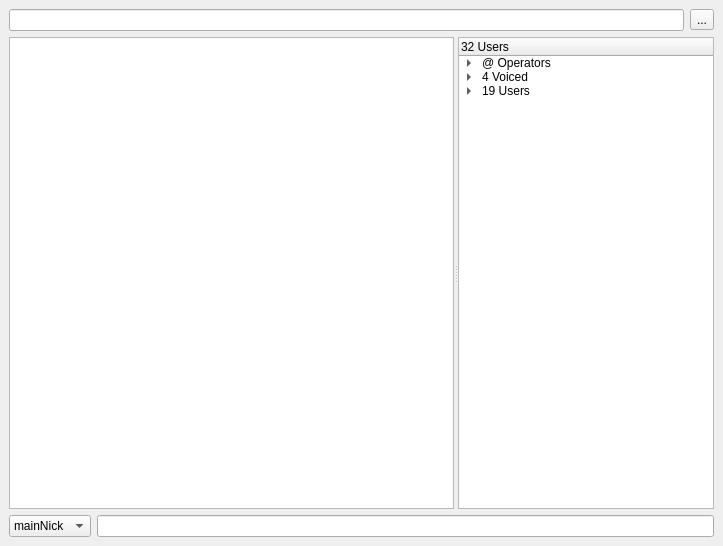
This is gui/channelwidget.ui in quassel/quassel as Qt 5 draws it before an edit. The edited form follows.
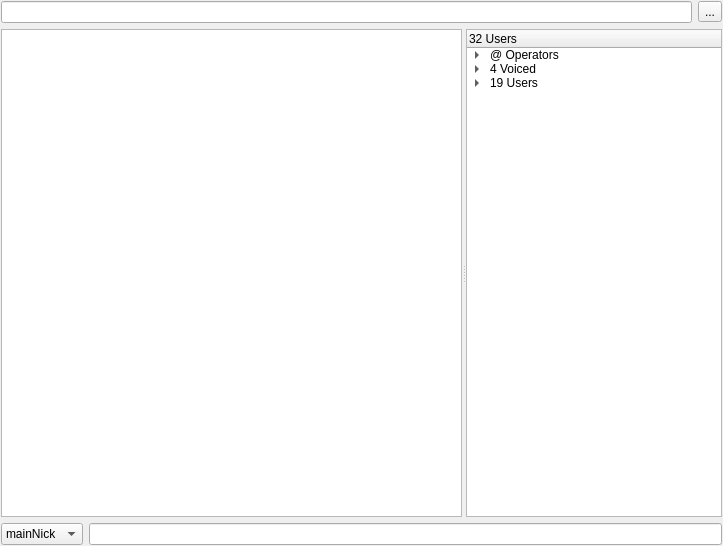
This is the edited form.

Commit message: More minor changes while playing around. Enter /c now in the channel widget to connect to QuakeNet. We really need network settings, me thinks.

The edit to the form file:
```diff
--- a/gui/channelwidget.ui
+++ b/gui/channelwidget.ui
@@ -17,7 +17,7 @@
   </property>
   <layout class="QVBoxLayout" >
    <property name="margin" >
-    <number>9</number>
+    <number>1</number>
    </property>
    <property name="spacing" >
     <number>6</number>
```
The commit also changes 3 other files.
